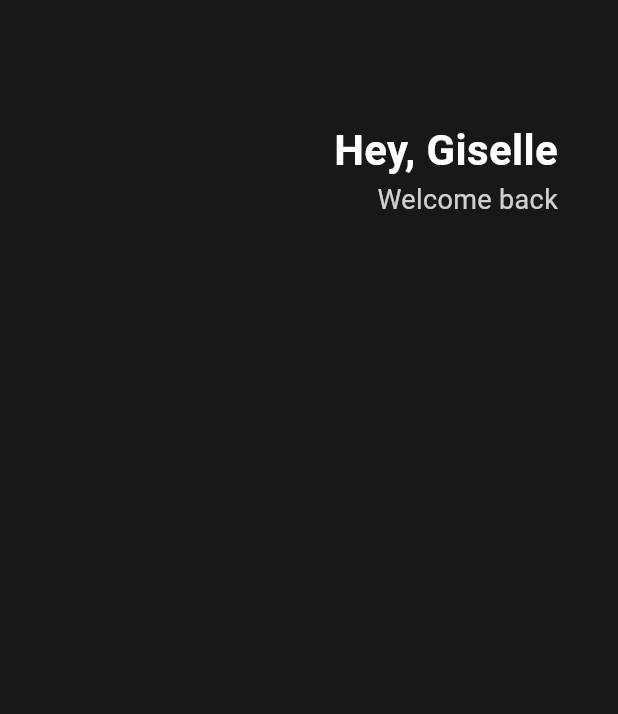
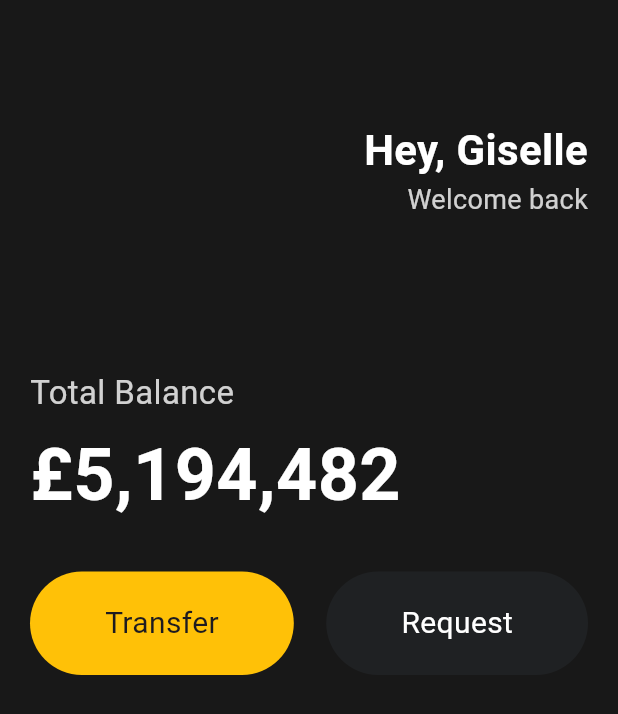
Before and after one commit to gisellekim/dart, a Flutter app: the screen it shows after launch, on a phone screen of 412 x 824 dp. Shown: the top 714 px of the screen. Run offline on Flutter 3.47's test engine with Material 3 defaults, Android fonts, the phone set to English and light mode, and no system bars.

Commit message:
feat: add balance and buttons

```diff
--- a/lib/main.dart
+++ b/lib/main.dart
@@ -1,20 +1,25 @@
 import 'package:flutter/material.dart';
 
 void main() {
-  runApp(App());
+  runApp(const App());
 }
 
 class App extends StatelessWidget {
+  const App({super.key});
+
   @override
   Widget build(BuildContext context) {
     return MaterialApp(
       home: Scaffold(
-          backgroundColor: Color(0xFF181818),
+          backgroundColor: const Color(0xFF181818),
           body: Padding(
-            padding: EdgeInsets.symmetric(horizontal: 40),
+            padding: const EdgeInsets.symmetric(
+              horizontal: 20,
+            ),
             child: Column(
+              crossAxisAlignment: CrossAxisAlignment.start,
               children: [
-                SizedBox(
+                const SizedBox(
                   height: 80,
                 ),
                 Row(
@@ -23,7 +28,7 @@
                     Column(
                       crossAxisAlignment: CrossAxisAlignment.end,
                       children: [
-                        Text(
+                        const Text(
                           'Hey, Giselle',
                           style: TextStyle(
                             color: Colors.white,
@@ -42,6 +47,68 @@
                     )
                   ],
                 ),
+                const SizedBox(
+                  height: 100,
+                ),
+                Text(
+                  'Total Balance',
+                  style: TextStyle(
+                    color: Colors.white.withOpacity(0.8),
+                    fontSize: 22,
+                  ),
+                ),
+                const SizedBox(
+                  height: 5,
+                ),
+                const Text(
+                  '£5,194,482',
+                  style: TextStyle(
+                      color: Colors.white,
+                      fontSize: 48,
+                      fontWeight: FontWeight.w600),
+                ),
+                const SizedBox(
+                  height: 30,
+                ),
+                Row(
+                    mainAxisAlignment: MainAxisAlignment.spaceBetween,
+                    children: [
+                      Container(
+                        decoration: BoxDecoration(
+                            color: Colors.amber,
+                            borderRadius: BorderRadius.circular(45)),
+                        child: const Padding(
+                          padding: EdgeInsets.symmetric(
+                            vertical: 20,
+                            horizontal: 50,
+                          ),
+                          child: Text(
+                            'Transfer',
+                            style: TextStyle(
+                              fontSize: 20,
+                            ),
+                          ),
+                        ),
+                      ),
+                      Container(
+                        decoration: BoxDecoration(
+                            color: const Color(0xfff1f2123),
+                            borderRadius: BorderRadius.circular(45)),
+                        child: const Padding(
+                          padding: EdgeInsets.symmetric(
+                            vertical: 20,
+                            horizontal: 50,
+                          ),
+                          child: Text(
+                            'Request',
+                            style: TextStyle(
+                              fontSize: 20,
+                              color: Colors.white,
+                            ),
+                          ),
+                        ),
+                      ),
+                    ])
               ],
             ),
           )),
```
